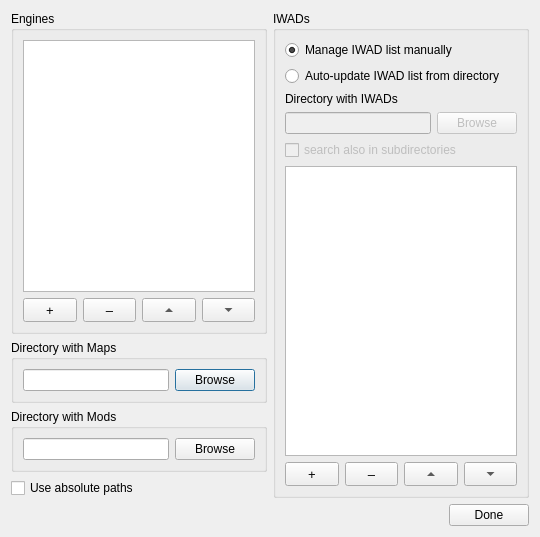
Before: the Qt Designer form Forms/SetupDialog.ui in Youda008/DoomRunner, drawn with Qt 5.
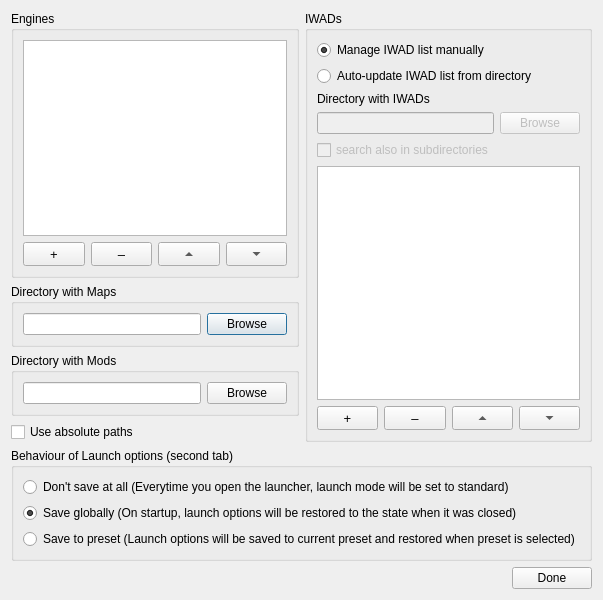
After: the same form once the commit is applied. Custom widgets are drawn as their Qt base class.

Commit message: radio buttons for selecting Launch options storage

```diff
--- a/Forms/SetupDialog.ui
+++ b/Forms/SetupDialog.ui
@@ -9,8 +9,8 @@
    <rect>
     <x>0</x>
     <y>0</y>
-    <width>540</width>
-    <height>537</height>
+    <width>550</width>
+    <height>600</height>
    </rect>
   </property>
   <property name="windowTitle">
@@ -388,6 +388,39 @@
      </item>
     </layout>
    </item>
+   <item>
+    <widget class="QGroupBox" name="launchOptsGrpBox">
+     <property name="title">
+      <string>Behaviour of Launch options (second tab)</string>
+     </property>
+     <layout class="QVBoxLayout" name="verticalLayout_8">
+      <item>
+       <widget class="QRadioButton" name="optsStorage_none">
+        <property name="text">
+         <string>Don't save at all (Everytime you open the launcher, launch mode will be set to standard)</string>
+        </property>
+       </widget>
+      </item>
+      <item>
+       <widget class="QRadioButton" name="optsStorage_global">
+        <property name="text">
+         <string>Save globally (On startup, launch options will be restored to the state when it was closed)</string>
+        </property>
+        <property name="checked">
+         <bool>true</bool>
+        </property>
+       </widget>
+      </item>
+      <item>
+       <widget class="QRadioButton" name="optsStorage_preset">
+        <property name="text">
+         <string>Save to preset (Launch options will be saved to current preset and restored when preset is selected)</string>
+        </property>
+       </widget>
+      </item>
+     </layout>
+    </widget>
+   </item>
    <item>
     <layout class="QHBoxLayout" name="horizontalLayout">
      <item>
```
The commit also changes 5 other files.
